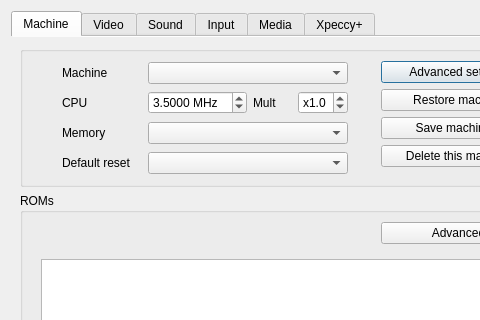
The window that ui/setupwin.ui (Volutar/xpeccy-plus) describes before a commit, drawn with Qt 5; both pictures show x 0 to 480 and y 0 to 320 of the 568 by 808 pixel window.
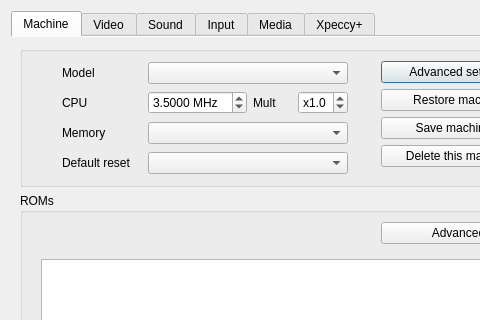
The same window after the commit. Icons and pictures are not drawn. Custom widgets are drawn as their Qt base class.

Commit message:
settings: the machine row is "Model"
The tab, the row and the button all said "Machine", and a tester read the
dropdown as a filter over the page rather than the machine itself. The tab
still names the subject; the row names the field, and its tooltip says that
picking another one switches to it.

Reported by Volutar.

The edit to the form file:
```diff
--- a/ui/setupwin.ui
+++ b/ui/setupwin.ui
@@ -109,7 +109,7 @@
                   </size>
                  </property>
                  <property name="text">
-                  <string>Machine</string>
+                  <string>Model</string>
                  </property>
                 </widget>
                </item>
```
Left out of the diff: 3 changed lines with no effect on the pictures.
